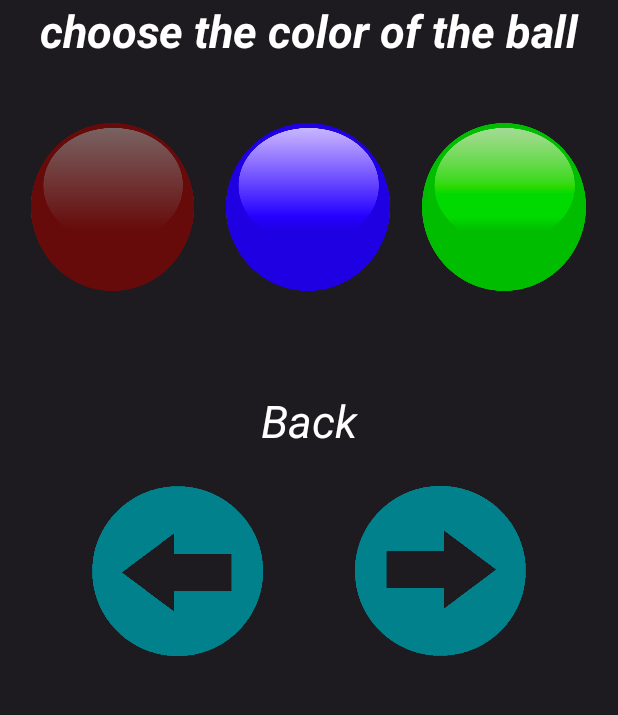
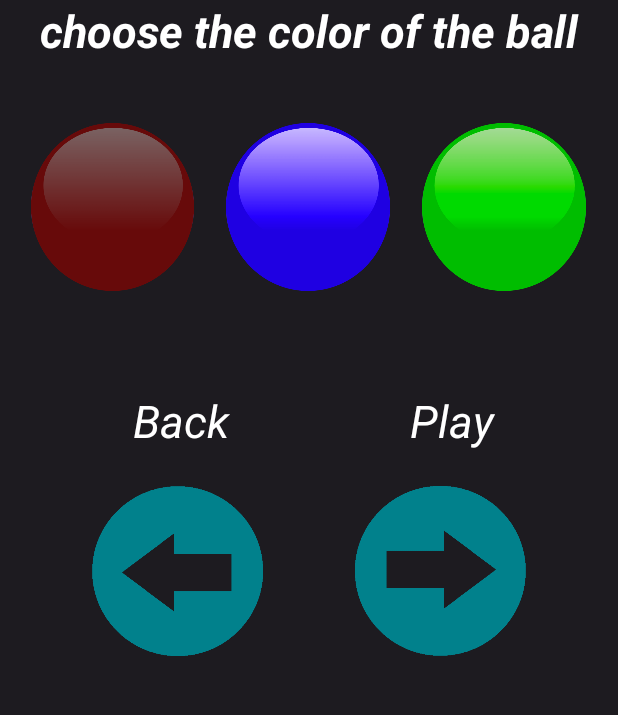
Before and after one commit to juan-montenegro/dancing-ball, an Android app: the MainSetting screen opened directly, with no data from a screen before it, on a phone screen of 412 x 824 dp, the part 136-851 px from its top. Run offline under Robolectric (Android 15) with nearby library versions, the phone set to English and light mode, and no system bars.

Commit message:
Se añadio texto en pantalla de ajustes

```diff
--- a/app/src/main/res/layout/activity_main_setting.xml
+++ b/app/src/main/res/layout/activity_main_setting.xml
@@ -105,10 +105,21 @@
         android:layout_width="match_parent"
         android:layout_height="66dp" />
 
-    <TextView
-        android:id="@+id/textView_chose_bn"
+    <LinearLayout
         android:layout_width="match_parent"
         android:layout_height="wrap_content"
+        android:orientation="horizontal">
+
+        <Space
+            android:layout_width="wrap_content"
+            android:layout_height="match_parent"
+            android:layout_weight="1" />
+
+        <TextView
+            android:id="@+id/textView_chose_bn2"
+            android:layout_width="84dp"
+            android:layout_height="wrap_content"
+            android:layout_weight="1"
             android:freezesText="false"
             android:text="@string/settings_back_btn"
             android:textAlignment="center"
@@ -118,6 +129,32 @@
             android:textIsSelectable="false"
             android:textSize="30sp"
             android:textStyle="italic" />
+
+        <Space
+            android:layout_width="wrap_content"
+            android:layout_height="match_parent"
+            android:layout_weight="1" />
+
+        <TextView
+            android:id="@+id/textView_chose_bn"
+            android:layout_width="116dp"
+            android:layout_height="wrap_content"
+            android:freezesText="false"
+            android:text="@string/settings_next_btn"
+            android:textAlignment="center"
+            android:textAllCaps="false"
+            android:textColor="@color/white"
+            android:textColorHint="#F44336"
+            android:textIsSelectable="false"
+            android:textSize="30sp"
+            android:textStyle="italic" />
+
+        <Space
+            android:layout_width="wrap_content"
+            android:layout_height="wrap_content"
+            android:layout_weight="1" />
+
+    </LinearLayout>
 
     <Space
         android:layout_width="match_parent"
--- a/app/src/main/res/values/strings.xml
+++ b/app/src/main/res/values/strings.xml
@@ -20,4 +20,5 @@
     <string name="ball_red_btn_text">Red Ball</string>
     <string name="ball_green_btn_text">Green Ball</string>
     <string name="ball_blue_btn_text">Blue Ball</string>
+    <string name="settings_next_btn">Play</string>
 </resources>
```
Lines whose indentation alone changed are shown as unchanged.
